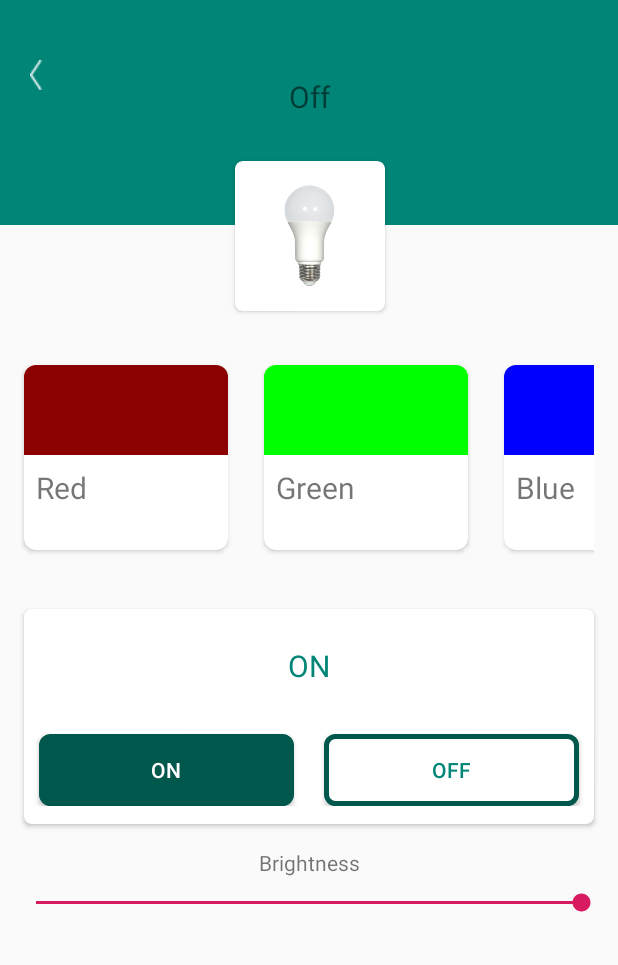
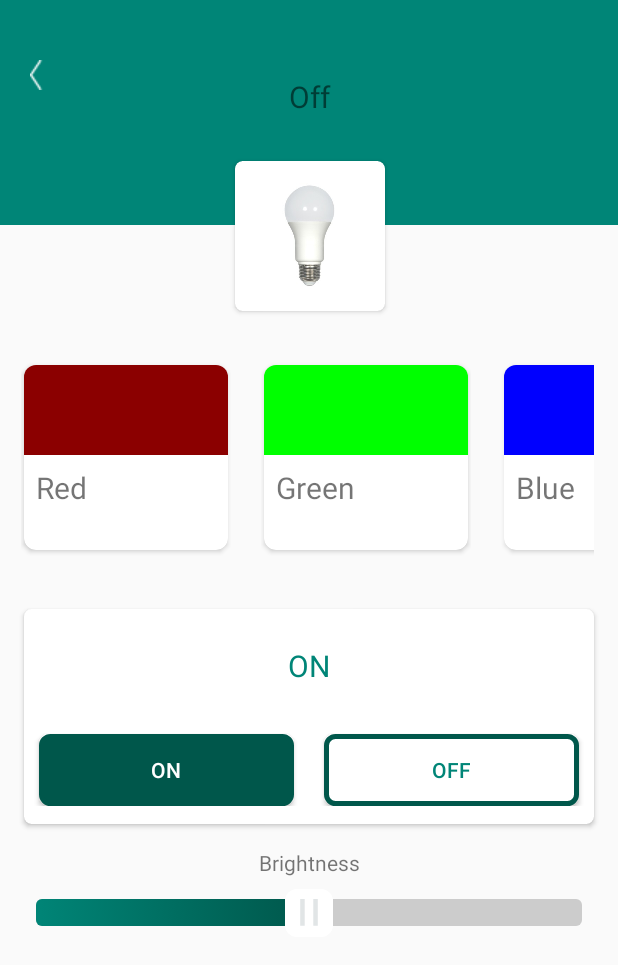
Before and after one commit to nghevabe/SmartApp4.0, an Android app: the LightController screen opened directly, with no data from a screen before it, on a phone screen of 412 x 824 dp. Shown: the top 965 px of the screen. Run offline under Robolectric (Android 15) with nearby library versions, the phone set to English and light mode, and no system bars.

Commit message:
[UI] Custom Seekbar Power

```diff
--- a/SmartApp2/app/src/main/java/com/example/smartapp/DoorController.java
+++ b/SmartApp2/app/src/main/java/com/example/smartapp/DoorController.java
@@ -21,14 +21,10 @@ public class DoorController extends AppCompatActivity {
         super.onCreate(savedInstanceState);
         setContentView(R.layout.door_controller);
 
-
         btnOn =  findViewById(R.id.buttonOn);
         btnOff =  findViewById(R.id.buttonOff);
         btnBack =  findViewById(R.id.buttonBack);
         txtStatus = findViewById(R.id.tvStatus);
-
-
-
 
         btnOn.setOnClickListener(new View.OnClickListener() {
             @Override
@@ -37,7 +33,6 @@ public class DoorController extends AppCompatActivity {
                 txtStatus.setText("ON");
             }
         });
-
 
         btnOff.setOnClickListener(new View.OnClickListener() {
             @Override
--- /dev/null
+++ b/SmartApp2/app/src/main/res/drawable/ic_thumb_power.xml
@@ -0,0 +1,16 @@
+<vector xmlns:android="http://schemas.android.com/apk/res/android"
+    android:width="32dp"
+    android:height="32dp"
+    android:viewportWidth="32"
+    android:viewportHeight="32">
+  <path
+      android:pathData="M8,0L24,0A8,8 0,0 1,32 8L32,24A8,8 0,0 1,24 32L8,32A8,8 0,0 1,0 24L0,8A8,8 0,0 1,8 0z"
+      android:fillColor="#FFF"
+      android:fillType="evenOdd"/>
+  <path
+      android:pathData="M11.636,6.698L11.636,24.558M20.364,6.698L20.364,24.558"
+      android:strokeWidth="3"
+      android:fillColor="#00000000"
+      android:strokeColor="#E1E5E6"
+      android:fillType="evenOdd"/>
+</vector>
--- /dev/null
+++ b/SmartApp2/app/src/main/res/drawable/seekbar_power.xml
@@ -0,0 +1,34 @@
+<?xml version="1.0" encoding="utf-8"?>
+<layer-list xmlns:android="http://schemas.android.com/apk/res/android">
+    <item android:id="@android:id/background"
+        android:gravity="center_vertical|fill_horizontal">
+        <shape android:shape="rectangle"
+            android:tint="@color/colorGrey">
+            <corners android:radius="4dp"/>
+            <size android:height="18dp" />
+            <solid android:color="@color/colorGrey" />
+        </shape>
+    </item>
+    <item android:id="@android:id/progress"
+        android:gravity="center_vertical|fill_horizontal">
+        <scale android:scaleWidth="100%">
+            <selector>
+                <item android:state_enabled="false"
+                    android:drawable="@android:color/transparent" />
+                <item>
+                    <shape android:shape="rectangle">
+
+                        <gradient
+                            android:angle="45"
+                            android:endColor="@color/colorPrimaryDark"
+                            android:startColor="@color/colorPrimary" />
+
+                        <corners android:radius="4dp"/>
+                        <size android:height="18dp" />
+
+                    </shape>
+                </item>
+            </selector>
+        </scale>
+    </item>
+</layer-list>
--- a/SmartApp2/app/src/main/res/layout/light_controller.xml
+++ b/SmartApp2/app/src/main/res/layout/light_controller.xml
@@ -25,7 +25,6 @@
 
     </androidx.cardview.widget.CardView>
 
-
     <SeekBar
         android:id="@+id/seekValue"
         android:layout_width="0dp"
@@ -33,9 +32,12 @@
         android:layout_marginStart="8dp"
         android:layout_marginTop="8dp"
         android:layout_marginEnd="8dp"
-        android:progress="100"
+        android:progress="50"
+        android:secondaryProgress="0"
+        android:backgroundTint="@color/colorGrey"
+        android:thumb="@drawable/ic_thumb_power"
+        android:progressDrawable="@drawable/seekbar_power"
         app:layout_constraintEnd_toEndOf="parent"
-        app:layout_constraintHorizontal_bias="0.0"
         app:layout_constraintStart_toStartOf="parent"
         app:layout_constraintTop_toBottomOf="@+id/textView3" />
 
--- a/SmartApp2/app/src/main/res/values/colors.xml
+++ b/SmartApp2/app/src/main/res/values/colors.xml
@@ -17,6 +17,5 @@
     <color name="colorCalifornian">#3DDAD7</color>
     <color name="colorChill">#AED9DA</color>
     <color name="colorBlack">#000000</color>
-
     <color name="colorGreyIcon">#A9A9A9</color>
 </resources>
```
